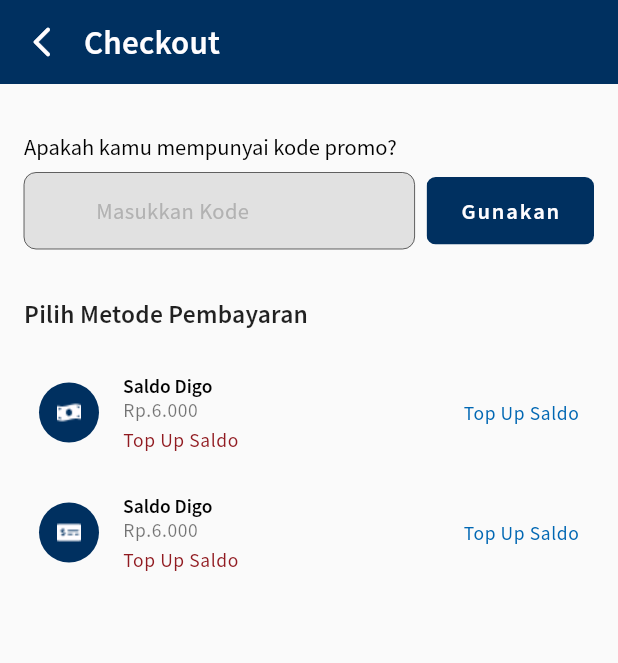
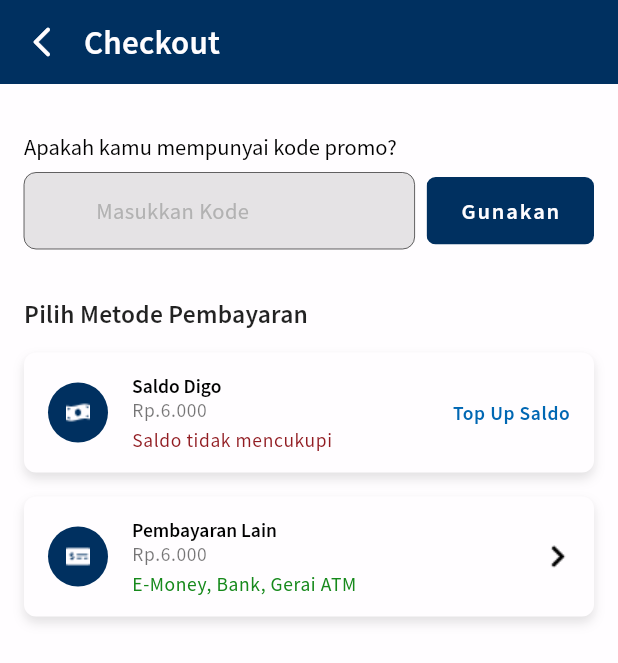
Before and after one commit to erlandmotor/Agent_Mobile_App, a Flutter app: the CheckoutPage screen opened directly, on a phone screen of 412 x 824 dp. Shown: the top 663 px of the screen. Run offline on Flutter 3.47's test engine with Material 2 defaults, Android fonts, the phone set to English and light mode, and no system bars; missing offline and left inert: dropdown_below.

Commit message:
add checkout page

```diff
--- a/lib/helper/themse_fonts.dart
+++ b/lib/helper/themse_fonts.dart
@@ -76,8 +76,23 @@ class FontStyle {
     fontFamily: 'Source Sans Pro',
   );
 
+  static TextStyle captionBold = TextStyle(
+    fontSize: 13,
+    letterSpacing: 0.4,
+    fontFamily: 'Source Sans Pro',
+    fontWeight: FontWeight.w600,
+    color: ColorApp.primaryB3,
+  );
+
   static TextStyle captionRed = TextStyle(
     color: ColorApp.subSecondary21,
+    fontSize: 13,
+    letterSpacing: 0.4,
+    fontFamily: 'Source Sans Pro',
+  );
+
+  static TextStyle captionGreen = TextStyle(
+    color: ColorApp.subSecondary1B,
     fontSize: 13,
     letterSpacing: 0.4,
     fontFamily: 'Source Sans Pro',
--- a/lib/main.dart
+++ b/lib/main.dart
@@ -19,7 +19,7 @@ class MyApp extends StatelessWidget {
       theme: ThemeData(
         primarySwatch: Colors.blue,
       ),
-      home: ProductPage(),
+      home: CheckoutPage(),
     );
   }
 }
--- a/lib/pages/desc_product/checkout_product.dart
+++ b/lib/pages/desc_product/checkout_product.dart
@@ -1,3 +1,5 @@
+import 'package:agent_mobile_app/helper/margin_layout.dart';
+import 'package:agent_mobile_app/helper/shadow.dart';
 import 'package:agent_mobile_app/helper/themes_colors.dart';
 import 'package:agent_mobile_app/helper/themse_fonts.dart';
 import 'package:agent_mobile_app/pages/auth_page/widgets/widget_form_input.dart';
@@ -12,6 +14,7 @@ class CheckoutPage extends StatelessWidget {
   @override
   Widget build(BuildContext context) {
     return Scaffold(
+      backgroundColor: ColorApp.secondaryFF,
       appBar: CustomAppBar.appBarDefault(context,
           backgroundColor: ColorApp.primaryA3,
           colorComponen: ColorApp.secondaryFF,
@@ -61,23 +64,42 @@ class CheckoutPage extends StatelessWidget {
             SizedBox(
               height: 16,
             ),
-            ButtonCustom.listProductCheckout(
+            Container(
+              decoration: BoxDecoration(
+                  borderRadius: BorderRadius.circular(8),
+                  color: ColorApp.secondaryFF,
+                  boxShadow: CustomShadow.md),
+              child: ButtonCustom.listProductCheckout(
+                  textStyle: FontStyle.captionRed,
                   icon: 'assets/icons/money.png',
                   descPayment: 'Saldo Digo',
                   total: '6.000',
-                desc: 'Top Up Saldo',
+                  desc: 'Saldo tidak mencukupi',
+                  action: 'Top Up Saldo',
+                  text: true,
                   onTap: () {
                     _dialogRedeem(context);
                   }),
-
-            ButtonCustom.listProductCheckout(
+            ),
+            SizedBox(
+              height: 16,
+            ),
+            Container(
+              decoration: BoxDecoration(
+                  borderRadius: BorderRadius.circular(8),
+                  color: ColorApp.secondaryFF,
+                  boxShadow: CustomShadow.md),
+              child: ButtonCustom.listProductCheckout(
+                  textStyle: FontStyle.captionGreen,
                   icon: 'assets/icons/e-wallet.png',
-              descPayment: 'Saldo Digo',
+                  descPayment: 'Pembayaran Lain',
                   total: '6.000',
-              desc: 'Top Up Saldo',
+                  desc: 'E-Money, Bank, Gerai ATM',
+                  action: 'assets/icons/arrow.png',
+                  text: false,
                   onTap: () {
                     _dialogRedeem(context);
-              },
+                  }),
             ),
 
             // action: 'Saldo tidak mencukupi')
--- a/lib/widget_reusable/widget_button.dart
+++ b/lib/widget_reusable/widget_button.dart
@@ -102,9 +102,12 @@ class ButtonCustom {
           color: ColorApp.secondaryFF,
           boxShadow: CustomShadow.md),
       child: ListTile(
-        title: Text(
-          descProduct,
-          style: FontStyle.subtitle2SemiBold,
+        title: Padding(
+          padding: const EdgeInsets.only(bottom: 8.0),
+          child: Text(
+            descProduct,
+            style: FontStyle.subtitle2SemiBold,
+          ),
         ),
         subtitle: Text(
           expired,
@@ -113,10 +116,13 @@ class ButtonCustom {
         trailing: Column(
           mainAxisAlignment: MainAxisAlignment.end,
           children: [
-            Text(
-              "Rp. " + price,
-              style: FontStyle.subtitle1SemiBoldBlue,
-            )
+            Padding(
+              padding: const EdgeInsets.only(bottom: 8.0),
+              child: Text(
+                "Rp. " + price,
+                style: FontStyle.subtitle1SemiBoldBlue,
+              ),
+            ),
           ],
         ),
       ),
@@ -128,11 +134,13 @@ class ButtonCustom {
     required String total,
     required String desc,
     required String icon,
-    String? action,
+    TextStyle? textStyle,
+    String action = '',
+    bool text = false,
     required Function() onTap,
   }) {
     return ListTile(
-      contentPadding: EdgeInsets.symmetric(vertical: 10, horizontal: 10),
+      contentPadding: EdgeInsets.symmetric(vertical: 10, horizontal: 16),
       // visualDensity: VisualDensity(vertical: ),
       leading: CircleAvatar(
         backgroundColor: ColorApp.primaryA3,
@@ -156,14 +164,23 @@ class ButtonCustom {
           ),
           Text(
             desc,
-            style: FontStyle.captionRed,
+            style: textStyle,
           )
         ],
       ),
-      trailing: Text(
-        desc,
-        style: FontStyle.captionBlue,
-      ),
+      trailing: text == true
+          ? Text(
+              action,
+              style: FontStyle.captionBold,
+            )
+          : Image(image: AssetImage(action)),
+      // image == null
+      //     ? Image.asset(image!)
+      //     : Text(
+      //         action,
+      //         style: FontStyle.captionBold,
+      //       ),
+
       onTap: onTap,
     );
   }
```
Also changed, not shown: lib/pages/desc_product/product_page.dart (+14 -7 lines), lib/pages/desc_product/product_pulsa.dart (+4 -4 lines). Lines whose indentation alone changed are shown as unchanged.
